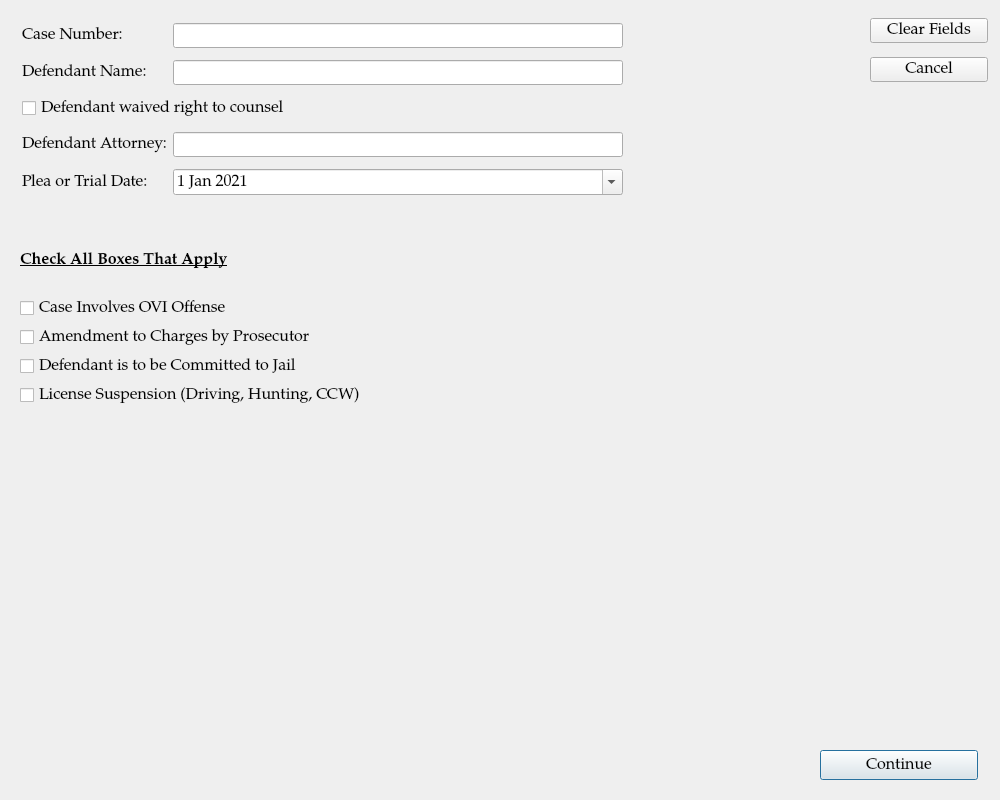
This is ui/CaseInformationDialog.ui in HunterProgram22/MuniEntry as Qt 5 draws it before an edit. The edited form follows.
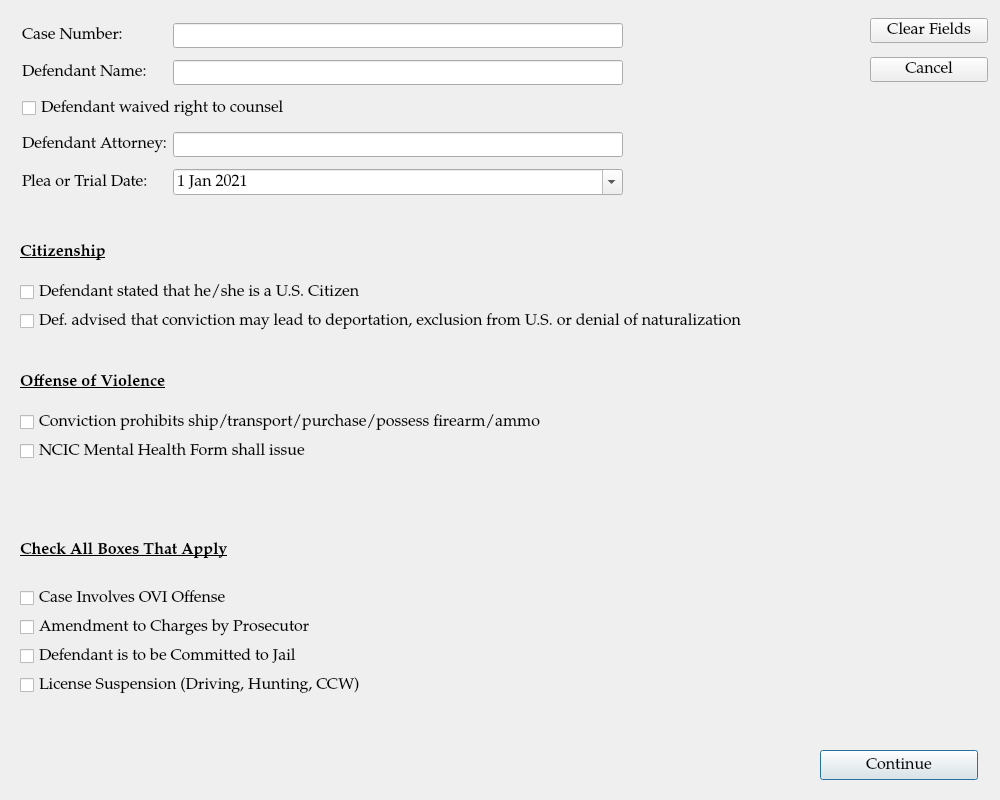
This is the edited form.

Commit message: Added details to case information dialog.

```diff
--- a/ui/CaseInformationDialog.ui
+++ b/ui/CaseInformationDialog.ui
@@ -42,7 +42,7 @@
    <property name="geometry">
     <rect>
      <x>20</x>
-     <y>230</y>
+     <y>520</y>
      <width>601</width>
      <height>177</height>
     </rect>
@@ -195,6 +195,98 @@
     </item>
    </layout>
   </widget>
+  <widget class="QWidget" name="layoutWidget_2">
+   <property name="geometry">
+    <rect>
+     <x>20</x>
+     <y>360</y>
+     <width>931</width>
+     <height>103</height>
+    </rect>
+   </property>
+   <layout class="QGridLayout" name="offense_of_violence_gridLayout">
+    <item row="0" column="0">
+     <widget class="QLabel" name="label_7">
+      <property name="font">
+       <font>
+        <weight>75</weight>
+        <bold>true</bold>
+        <underline>true</underline>
+       </font>
+      </property>
+      <property name="toolTip">
+       <string extracomment="Test"/>
+      </property>
+      <property name="toolTipDuration">
+       <number>-2</number>
+      </property>
+      <property name="text">
+       <string>Offense of Violence</string>
+      </property>
+     </widget>
+    </item>
+    <item row="1" column="0">
+     <widget class="QCheckBox" name="violence_no_firearm_checkbox">
+      <property name="toolTip">
+       <string>Defendant informed that convcition disallows Def. to ship/transport/purchase/possess firearms/ammo if victim is current/past spouse or person living as spouse, parent or child of spouse or parent or child of Defendant.</string>
+      </property>
+      <property name="toolTipDuration">
+       <number>-1</number>
+      </property>
+      <property name="text">
+       <string>Conviction prohibits ship/transport/purchase/possess firearm/ammo </string>
+      </property>
+     </widget>
+    </item>
+    <item row="2" column="0">
+     <widget class="QCheckBox" name="citizen_deportation_checkbox_2">
+      <property name="text">
+       <string>NCIC Mental Health Form shall issue</string>
+      </property>
+     </widget>
+    </item>
+   </layout>
+  </widget>
+  <widget class="QWidget" name="">
+   <property name="geometry">
+    <rect>
+     <x>20</x>
+     <y>230</y>
+     <width>931</width>
+     <height>103</height>
+    </rect>
+   </property>
+   <layout class="QGridLayout" name="citizenship_gridLayout">
+    <item row="0" column="0">
+     <widget class="QLabel" name="label_6">
+      <property name="font">
+       <font>
+        <weight>75</weight>
+        <bold>true</bold>
+        <underline>true</underline>
+       </font>
+      </property>
+      <property name="text">
+       <string>Citizenship</string>
+      </property>
+     </widget>
+    </item>
+    <item row="1" column="0">
+     <widget class="QCheckBox" name="is_citizen_checkbox">
+      <property name="text">
+       <string>Defendant stated that he/she is a U.S. Citizen</string>
+      </property>
+     </widget>
+    </item>
+    <item row="2" column="0">
+     <widget class="QCheckBox" name="citizen_deportation_checkbox">
+      <property name="text">
+       <string>Def. advised that conviction may lead to deportation, exclusion from U.S. or denial of naturalization</string>
+      </property>
+     </widget>
+    </item>
+   </layout>
+  </widget>
  </widget>
  <tabstops>
   <tabstop>case_number</tabstop>
```
Left out of the diff: 32 changed lines with no effect on the pictures. The commit also changes 3 other files.
